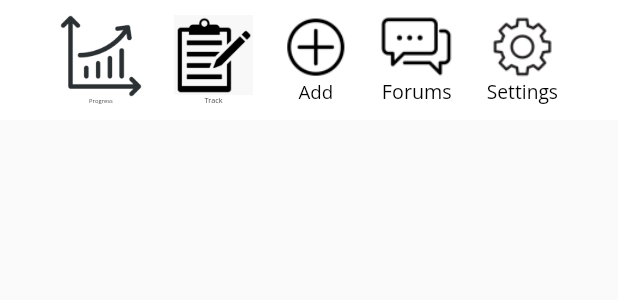
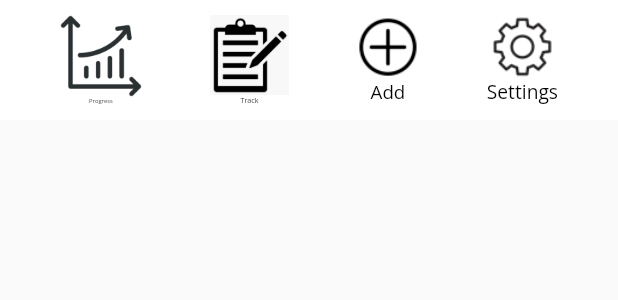
Before and after one commit to malcolmsng/Jamal_Project, a Flutter app: the BottomFeaturesBar widget shown alone on an empty page, opened directly, on a phone screen of 412 x 824 dp. Shown: the top 300 px of the screen. Run offline on Flutter 3.47's test engine with Material 2 defaults, Android fonts, the phone set to English and light mode, and no system bars; our stand-ins replace charts_flutter, circular_countdown_timer, cloud_firestore, firebase_auth, firebase_core, fl_chart and 6 more; missing offline and left inert: smart_select; accounts and stored records are empty; project files that could hold a hidden picture were left out; key blocks and very long unbroken strings in the code were emptied for the run.

Commit message:
changes made to enable building of android app

```diff
--- a/lib/widgets/features.dart
+++ b/lib/widgets/features.dart
@@ -1,6 +1,6 @@
 import 'package:flutter/material.dart';
 import 'package:jamal_v1/ui/do_workout.dart';
-import 'package:jamal_v1/ui/forums.dart';
+
 import 'package:jamal_v1/ui/home_page.dart';
 import 'package:jamal_v1/ui/measurements.dart';
 import 'package:jamal_v1/ui/settings.dart';
@@ -10,7 +10,6 @@ class BottomFeaturesBar extends StatelessWidget {
     BottomIcon("assets/icons/graph.png", "Progress", HomePage()),
     BottomIcon("assets/icons/measurements.png", "Track", AddMeasurementsPage()),
     BottomIcon("assets/icons/add.png", "Add", DoWorkout()),
-    BottomIcon("assets/icons/forums.png", "Forums", ForumsPage()),
     BottomIcon("assets/icons/settings.png", "Settings", LocalSettings()),
   ];
 
--- a/lib/widgets/navigation_menu.dart
+++ b/lib/widgets/navigation_menu.dart
@@ -63,6 +63,7 @@ class NavigationDrawerWidget extends StatelessWidget {
                     icon: Icons.directions_run_outlined,
                     onClicked: () => selectedItem(context, 2),
                   ),
+
                   const SizedBox(height: 20),
                   buildMenuItem(
                     text: 'Add Measurements',
```
Also changed, not shown: 7 other files.
